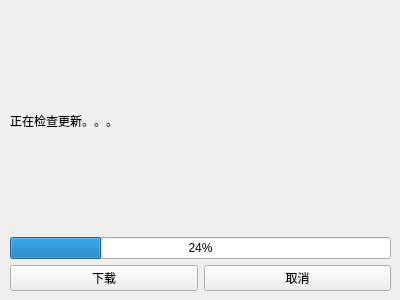
GuidoLuo0521/Projects, file EcgMarkSystem/EcgMarkSystemUpdate/autoupdatewidget.ui: the form before one commit.
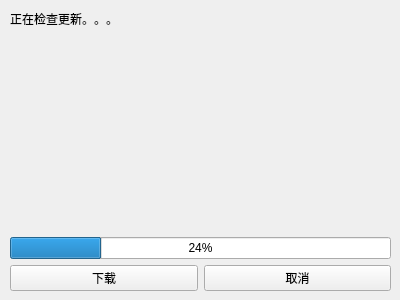
The form after the commit.

```diff
--- a/EcgMarkSystem/EcgMarkSystemUpdate/autoupdatewidget.ui
+++ b/EcgMarkSystem/EcgMarkSystemUpdate/autoupdatewidget.ui
@@ -13,7 +13,7 @@
   <property name="windowTitle">
    <string>Form</string>
   </property>
-  <widget class="QWidget" name="">
+  <widget class="QWidget" name="layoutWidget">
    <property name="geometry">
     <rect>
      <x>10</x>
@@ -28,6 +28,9 @@
       <property name="text">
        <string>正在检查更新。。。</string>
       </property>
+      <property name="alignment">
+       <set>Qt::AlignLeading|Qt::AlignLeft|Qt::AlignTop</set>
+      </property>
      </widget>
     </item>
     <item>
```
